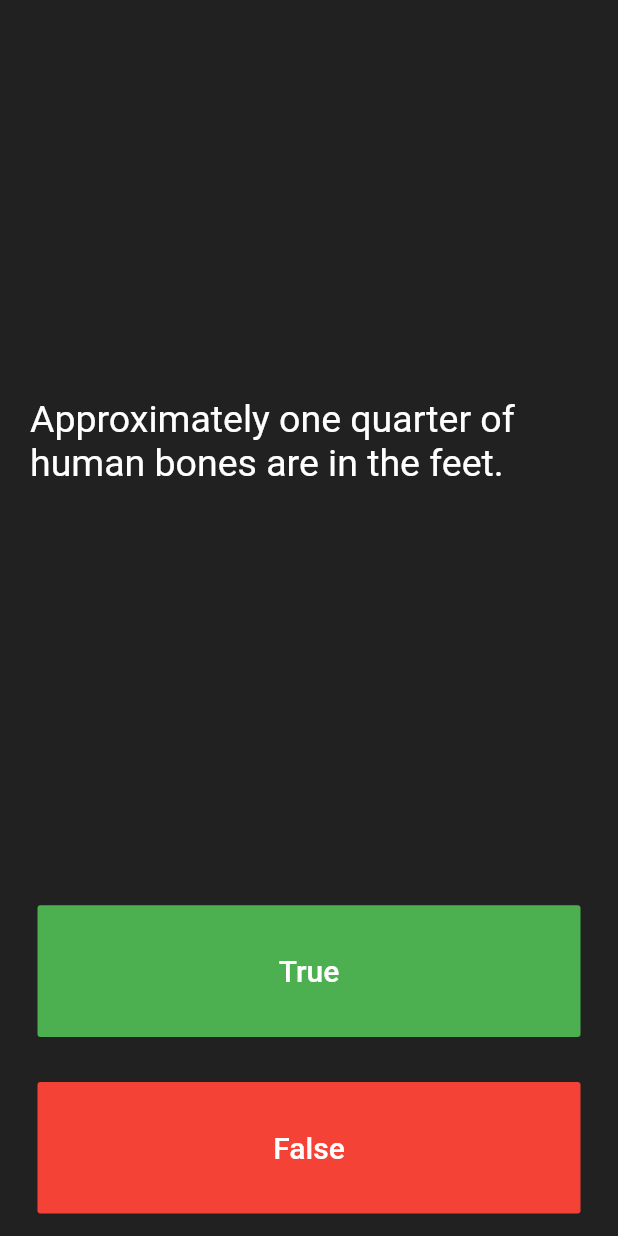
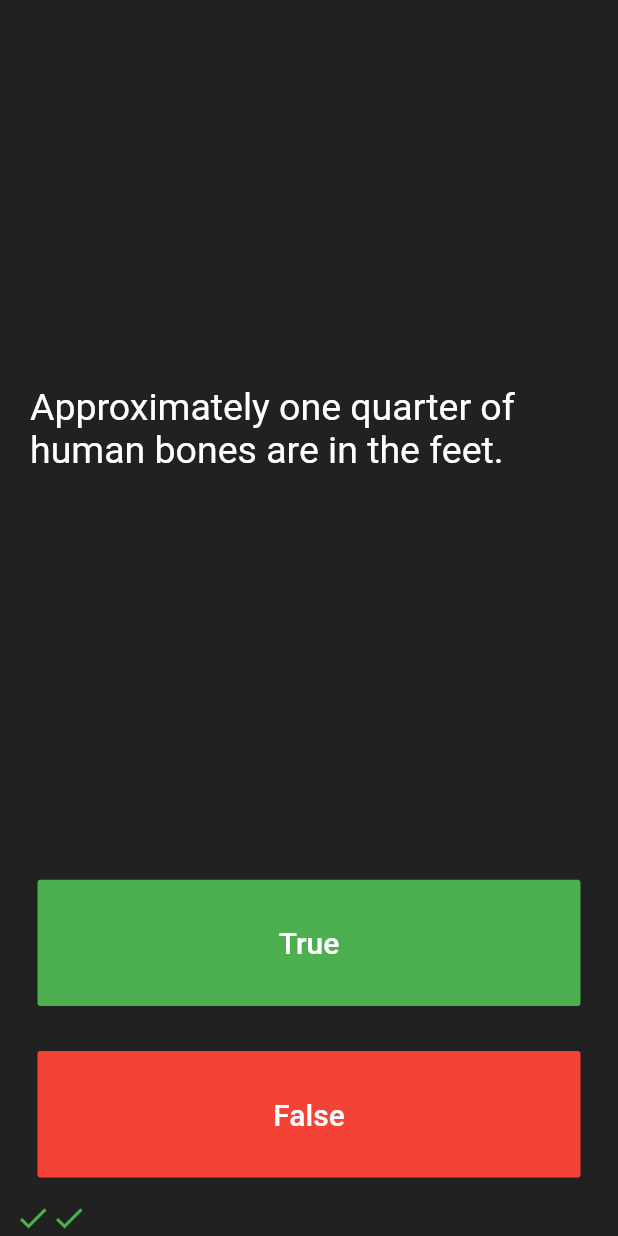
Before and after one commit to mittalsam98/quizz-app, a Flutter app: the screen it shows after launch, after a tap on "True", after a tap on "False", on a phone screen of 412 x 824 dp. Run offline on Flutter 3.47's test engine with Material 2 defaults, Android fonts, the phone set to English and light mode, and no system bars.

Commit message:
completed app

```diff
--- a/lib/main.dart
+++ b/lib/main.dart
@@ -29,6 +29,25 @@ class QuizPage extends StatefulWidget {
 
 class _QuizPageState extends State<QuizPage> {
   List<Icon> scoreKeeper = [];
+
+  void checkAnswer(bool userAnswer) {
+    bool correctAnswer = quizBrain.getQuestionAnswer();
+    setState(() {
+      if (correctAnswer == userAnswer) {
+        scoreKeeper.add(Icon(
+          Icons.check,
+          color: Colors.green,
+        ));
+      } else {
+        scoreKeeper.add(Icon(
+          Icons.close,
+          color: Colors.red,
+        ));
+      }
+
+      quizBrain.nextQuestion();
+    });
+  }
 
   @override
   Widget build(BuildContext context) {
@@ -66,16 +85,7 @@ class _QuizPageState extends State<QuizPage> {
                 ),
               ),
               onPressed: () {
-                bool correctAnswer = quizBrain.getQuestionAnswer();
-                if (correctAnswer == true) {
-                  print('Your answer is right');
-                } else {
-                  print('Your answer is wrong');
-                }
-
-                setState(() {
-                  quizBrain.nextQuestion();
-                });
+                checkAnswer(true);
               },
             ),
           ),
@@ -93,20 +103,14 @@ class _QuizPageState extends State<QuizPage> {
                 ),
               ),
               onPressed: () {
-                bool correctAnswer = quizBrain.getQuestionAnswer();
-                if (correctAnswer == false) {
-                  print('Your answer is right');
-                } else {
-                  print('Your answer is wrong');
-                }
-
-                setState(() {
-                  quizBrain.nextQuestion();
-                });
+                checkAnswer(false);
               },
             ),
           ),
         ),
+        Row(
+          children: scoreKeeper,
+        )
       ],
     );
   }
--- a/lib/quiz_brain.dart
+++ b/lib/quiz_brain.dart
@@ -33,7 +33,6 @@ class QuizBrain {
   void nextQuestion() {
     if (_questionNumber < _questions.length - 1) {
       _questionNumber++;
-      print(_questionNumber);
     }
   }
 
```
